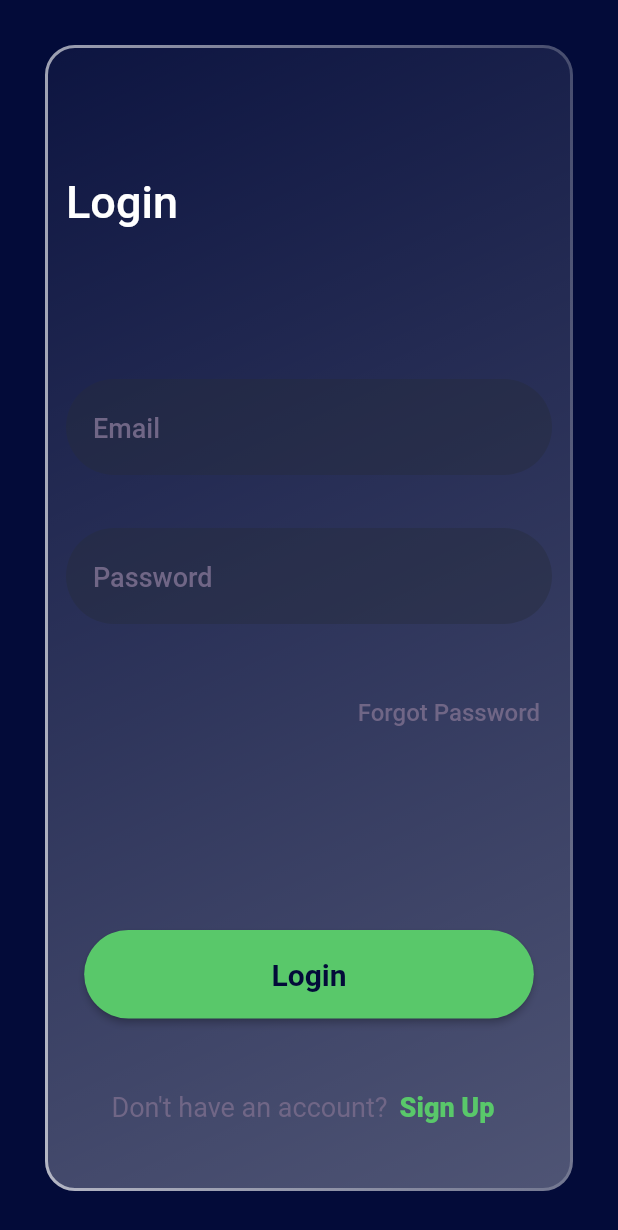
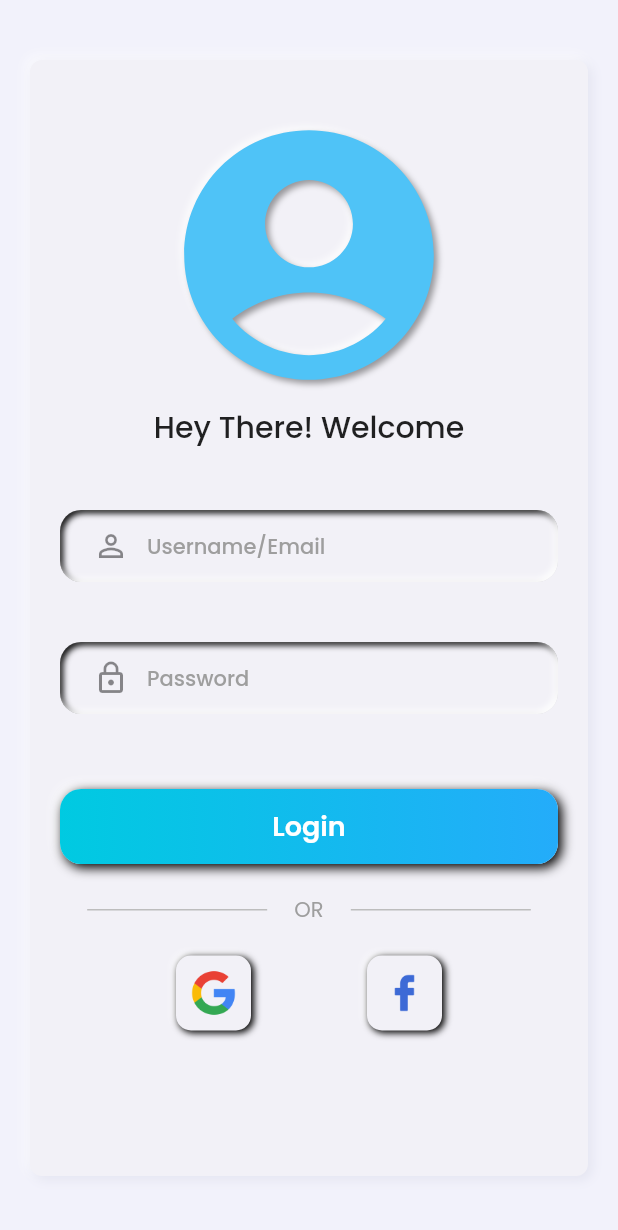
Before and after one commit to Clueless-Community/Spectrum-UI, a Flutter app: the screen it shows after launch, after a tap on "Login UI", on a phone screen of 412 x 824 dp. Shown: the top 1230 px of the screen. Run offline on Flutter 3.47's test engine with Material 2 defaults, Android fonts, the phone set to English and light mode, and no system bars; drawn by our look-alikes of flutter_neumorphic, glassmorphism; our stand-ins replace google_fonts.

Commit message:
Add Neumorphic Login Screen

```diff
--- /dev/null
+++ b/lib/UI_Pages/loginUI_Aaliya-Ali/screens/login_screen.dart
@@ -0,0 +1,90 @@
+import 'package:flutter_neumorphic/flutter_neumorphic.dart';
+import 'package:google_fonts/google_fonts.dart';
+
+import '../widgets/neu_login_button.dart';
+import '../widgets/neu_social_login_button.dart';
+import '../widgets/neu_text_field.dart';
+
+class SkeuomorphicLoginScreen extends StatelessWidget {
+  const SkeuomorphicLoginScreen({super.key});
+
+  @override
+  Widget build(BuildContext context) {
+    return Scaffold(
+      resizeToAvoidBottomInset: false,
+      backgroundColor: const Color.fromARGB(255, 242, 242, 251),
+      body: SafeArea(
+        child: Neumorphic(
+          margin: const EdgeInsets.symmetric(horizontal: 20, vertical: 40),
+          padding: const EdgeInsets.symmetric(horizontal: 20, vertical: 30),
+          style: const NeumorphicStyle(
+              depth: 5,
+              color: Color(0xfff2f1f7),
+              shadowDarkColor: Color(0xffDDDEEC)),
+          child: Column(
+            mainAxisAlignment: MainAxisAlignment.start,
+            children: [
+              NeumorphicIcon(
+                Icons.account_circle_rounded,
+                size: 200,
+                style: NeumorphicStyle(
+                  shape: NeumorphicShape.convex,
+                  color: Colors.lightBlue.shade300,
+                  depth: 5,
+                ),
+              ),
+              Text(
+                'Hey There! Welcome',
+                style: GoogleFonts.poppins(
+                    fontSize: 20, fontWeight: FontWeight.w500),
+              ),
+              const SizedBox(height: 40),
+              const NeuTextField(
+                hintText: "Username/Email",
+                icon: Icons.person_outline,
+                obsecureText: false,
+              ),
+              const SizedBox(height: 40),
+              const NeuTextField(
+                hintText: "Password",
+                icon: Icons.lock_outline,
+                obsecureText: true,
+              ),
+              const SizedBox(height: 50),
+              const NeuLoginButton(),
+              const SizedBox(height: 20),
+              Row(
+                mainAxisAlignment: MainAxisAlignment.spaceEvenly,
+                children: [
+                  Container(
+                    height: 1,
+                    width: 120,
+                    color: Colors.grey.shade400,
+                  ),
+                  Text('OR',
+                      style: GoogleFonts.poppins(
+                          fontSize: 14,
+                          fontWeight: FontWeight.w400,
+                          color: Colors.grey)),
+                  Container(
+                    height: 1,
+                    width: 120,
+                    color: Colors.grey.shade400,
+                  ),
+                ],
+              ),
+              const SizedBox(height: 20),
+              Row(
+                mainAxisAlignment: MainAxisAlignment.spaceEvenly,
+                children: const [
+                  NeuSocialLoginButton(type: 'G'),
+                  NeuSocialLoginButton(type: 'f'),
+                ],
+              ),
+            ],
+          ),
+        ),
+      ),
+    );
+  }
+}
--- /dev/null
+++ b/lib/UI_Pages/loginUI_Aaliya-Ali/widgets/neu_login_button.dart
@@ -0,0 +1,41 @@
+import 'package:flutter_neumorphic/flutter_neumorphic.dart';
+import 'package:google_fonts/google_fonts.dart';
+
+class NeuLoginButton extends StatelessWidget {
+  const NeuLoginButton({super.key});
+
+  @override
+  Widget build(BuildContext context) {
+    return NeumorphicButton(
+      padding: EdgeInsets.zero,
+      style: NeumorphicStyle(
+        shape: NeumorphicShape.flat,
+        shadowLightColor: Colors.white,
+        shadowLightColorEmboss: Colors.white,
+        boxShape: NeumorphicBoxShape.roundRect(BorderRadius.circular(14)),
+        depth: 5,
+        lightSource: LightSource.topLeft,
+        color: const Color(0xfff2f1f7),
+        surfaceIntensity: 200,
+        intensity: 200,
+      ),
+      onPressed: () {
+        debugPrint('Pressed');
+      },
+      child: Container(
+        height: 50,
+        width: 400,
+        decoration: const BoxDecoration(
+            gradient:
+                LinearGradient(colors: [Color(0xff00CAE1), Color(0xff24ACFA)])),
+        child: Center(
+          child: Text(
+            'Login',
+            style: GoogleFonts.poppins(
+                fontSize: 18, fontWeight: FontWeight.w600, color: Colors.white),
+          ),
+        ),
+      ),
+    );
+  }
+}
--- /dev/null
+++ b/lib/UI_Pages/loginUI_Aaliya-Ali/widgets/neu_social_login_button.dart
@@ -0,0 +1,33 @@
+import 'package:flutter_neumorphic/flutter_neumorphic.dart';
+
+class NeuSocialLoginButton extends StatelessWidget {
+  const NeuSocialLoginButton({super.key, required this.type});
+  final String type;
+
+  @override
+  Widget build(BuildContext context) {
+    return Neumorphic(
+      style: NeumorphicStyle(
+          shape: NeumorphicShape.flat,
+          boxShape: NeumorphicBoxShape.roundRect(BorderRadius.circular(10)),
+          depth: 3,
+          lightSource: LightSource.topLeft,
+          color: const Color(0xfff2f1f7),
+          surfaceIntensity: 100,
+          intensity: 100),
+      child: SizedBox(
+        height: 50,
+        width: 50,
+        child: Center(
+          child: Image.asset(
+            type == 'G'
+                ? 'assets/loginImages_Aaliya-Ali/google.png'
+                : 'assets/loginImages_Aaliya-Ali/facebook.png',
+            height: 30,
+            width: 30,
+          ),
+        ),
+      ),
+    );
+  }
+}
--- /dev/null
+++ b/lib/UI_Pages/loginUI_Aaliya-Ali/widgets/neu_text_field.dart
@@ -0,0 +1,48 @@
+import 'package:flutter_neumorphic/flutter_neumorphic.dart';
+import 'package:google_fonts/google_fonts.dart';
+
+class NeuTextField extends StatelessWidget {
+  const NeuTextField(
+      {super.key,
+      required this.hintText,
+      required this.icon,
+      required this.obsecureText});
+  final String hintText;
+  final IconData icon;
+  final bool obsecureText;
+
+  @override
+  Widget build(BuildContext context) {
+    return Neumorphic(
+      drawSurfaceAboveChild: false,
+      padding: const EdgeInsets.symmetric(horizontal: 10),
+      style: NeumorphicStyle(
+          shape: NeumorphicShape.flat,
+          boxShape: NeumorphicBoxShape.roundRect(BorderRadius.circular(14)),
+          depth: -4,
+          lightSource: LightSource.topLeft,
+          color: const Color(0xfff2f1f7),
+          surfaceIntensity: 100,
+          intensity: 100),
+      child: TextField(
+        style: GoogleFonts.poppins(fontSize: 17, fontWeight: FontWeight.w600),
+        obscureText: obsecureText,
+        decoration: loginFieldDecoration.copyWith(
+          hintText: hintText,
+          prefixIcon: Icon(icon),
+          hintStyle: GoogleFonts.poppins(
+              fontSize: 14,
+              color: Colors.grey.shade500,
+              fontWeight: FontWeight.w500),
+        ),
+      ),
+    );
+  }
+}
+
+InputDecoration loginFieldDecoration = const InputDecoration(
+  focusColor: Colors.transparent,
+  enabledBorder: InputBorder.none,
+  border: InputBorder.none,
+  focusedBorder: InputBorder.none,
+);
--- a/lib/screens/ui_collection.dart
+++ b/lib/screens/ui_collection.dart
@@ -1,5 +1,6 @@
 import 'package:flutter/material.dart';
 import 'package:flutter_ui/UI_Pages/loginScreen_AnukirtiYadav/screens/login_screen.dart';
+import 'package:flutter_ui/UI_Pages/loginUI_Aaliya-Ali/screens/login_screen.dart';
 import 'package:flutter_ui/UI_Pages/signUpScreen_AnukirtiYadav/screens/signUp_screen.dart';
 import '../widgets/heading.dart';
 import '../widgets/screen_display.dart';
@@ -23,6 +24,18 @@ class UiCollection extends StatelessWidget {
           const SearchBar(),
           const SizedBox(
             height: 20,
+          ),
+          WidgetButton(
+            title: "Login UI",
+            subTitle: "Login UI design made by Aaliya",
+            screen: const SkeuomorphicLoginScreen(),
+            onTap: () {
+              Navigator.push(
+                context,
+                MaterialPageRoute(
+                    builder: (context) => const SkeuomorphicLoginScreen()),
+              );
+            },
           ),
           WidgetButton(
             title: "Login UI",
--- a/pubspec.yaml
+++ b/pubspec.yaml
@@ -38,6 +38,8 @@ dependencies:
   # The following adds the Cupertino Icons font to your application.
   # Use with the CupertinoIcons class for iOS style icons.
   cupertino_icons: ^1.0.2
+  flutter_neumorphic: ^3.2.0
+  google_fonts: ^3.0.1
 
 dev_dependencies:
   flutter_test:
@@ -64,6 +66,7 @@ flutter:
 
   assets:
     - assets/signUpImages_AnukirtiYadav/
+    - assets/loginImages_Aaliya-Ali/
 
   # To add assets to your application, add an assets section, like this:
   # assets:
```
Also changed, not shown: assets/loginImages_Aaliya-Ali/facebook.png (added), assets/loginImages_Aaliya-Ali/google.png (added), pubspec.lock, 7 other files.
